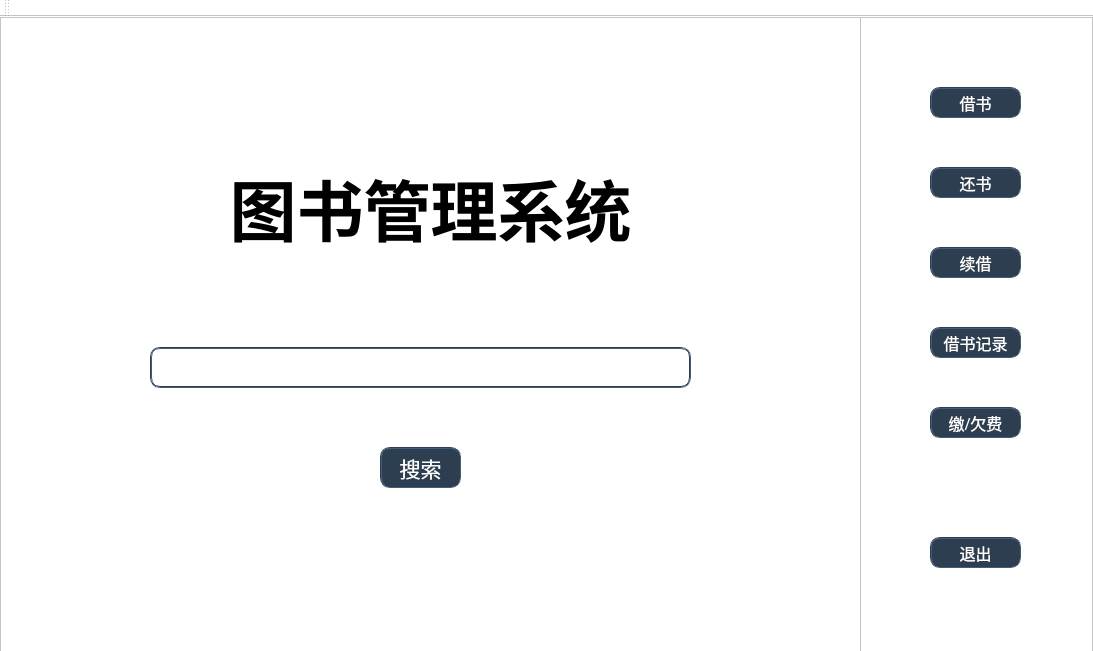
BookMangeTeam/bookmanage, file abc/mainwindow.ui: the form before one commit.
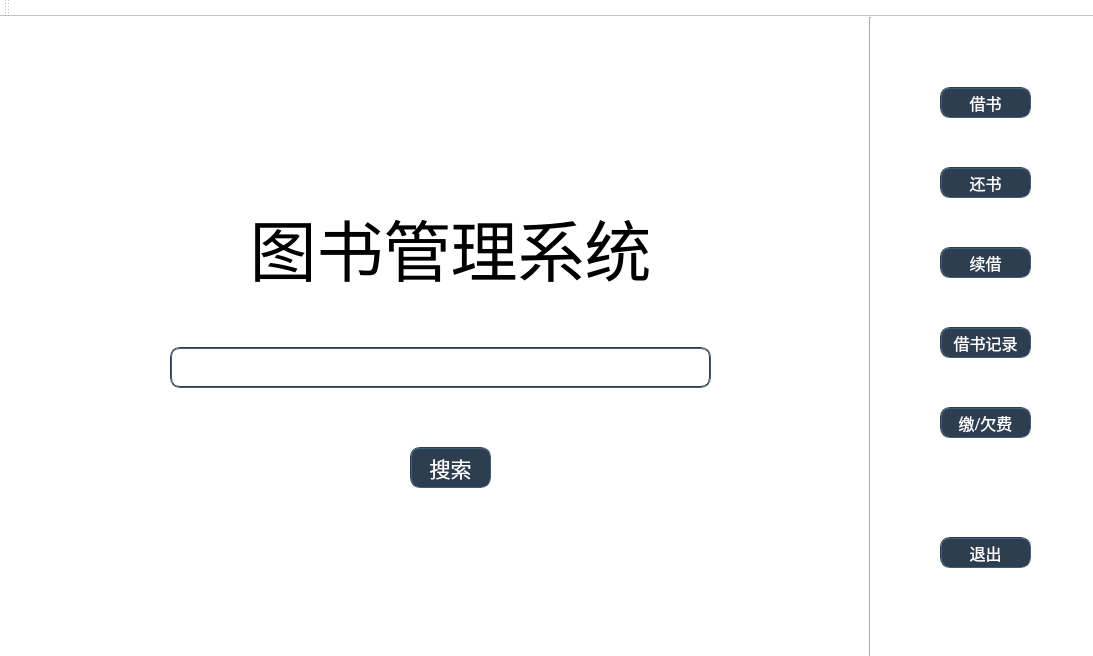
The form after the commit. The open tabs and pages were chosen to show the change. Icons and pictures are not drawn.

Patch:
```diff
--- a/abc/mainwindow.ui
+++ b/abc/mainwindow.ui
@@ -7,7 +7,7 @@
     <x>0</x>
     <y>0</y>
     <width>1093</width>
-    <height>651</height>
+    <height>656</height>
    </rect>
   </property>
   <property name="sizePolicy">
@@ -38,232 +38,27 @@
    <string notr="true">background-color:#fff</string>
   </property>
   <widget class="QWidget" name="centralWidget">
-   <widget class="QFrame" name="mainWindowBackgroundFrame1">
-    <property name="geometry">
-     <rect>
-      <x>860</x>
-      <y>0</y>
-      <width>233</width>
-      <height>641</height>
-     </rect>
-    </property>
-    <property name="autoFillBackground">
-     <bool>false</bool>
-    </property>
-    <property name="styleSheet">
-     <string notr="true">#mainWindowBackgroundFrame1
-{
-border-image: url(:/3.jpg);
-}</string>
-    </property>
-    <property name="frameShape">
-     <enum>QFrame::StyledPanel</enum>
-    </property>
-    <property name="frameShadow">
-     <enum>QFrame::Raised</enum>
-    </property>
-    <widget class="QPushButton" name="borrowButton">
-     <property name="geometry">
-      <rect>
-       <x>70</x>
-       <y>70</y>
-       <width>91</width>
-       <height>31</height>
-      </rect>
-     </property>
-     <property name="font">
-      <font>
-       <family>等线</family>
-       <pointsize>12</pointsize>
-       <weight>50</weight>
-       <bold>false</bold>
-      </font>
-     </property>
-     <property name="cursor">
-      <cursorShape>PointingHandCursor</cursorShape>
-     </property>
-     <property name="styleSheet">
-      <string notr="true">border:2px groove rgb(44, 62, 80);border-radius:10px;padding:2px 4px;background-color:rgb(44, 62, 80);color:#fff;</string>
-     </property>
-     <property name="text">
-      <string>借书</string>
-     </property>
-    </widget>
-    <widget class="QPushButton" name="repayButton">
-     <property name="geometry">
-      <rect>
-       <x>70</x>
-       <y>150</y>
-       <width>91</width>
-       <height>31</height>
-      </rect>
-     </property>
-     <property name="font">
-      <font>
-       <family>等线</family>
-       <pointsize>12</pointsize>
-       <weight>50</weight>
-       <bold>false</bold>
-      </font>
-     </property>
-     <property name="cursor">
-      <cursorShape>PointingHandCursor</cursorShape>
-     </property>
-     <property name="styleSheet">
-      <string notr="true">border:2px groove rgb(44, 62, 80);border-radius:10px;padding:2px 4px;background-color:rgb(44, 62, 80);color:#fff;</string>
-     </property>
-     <property name="text">
-      <string>还书</string>
-     </property>
-    </widget>
-    <widget class="QPushButton" name="quitButton">
-     <property name="geometry">
-      <rect>
-       <x>70</x>
-       <y>520</y>
-       <width>91</width>
-       <height>31</height>
-      </rect>
-     </property>
-     <property name="font">
-      <font>
-       <family>等线</family>
-       <pointsize>12</pointsize>
-       <weight>50</weight>
-       <bold>false</bold>
-      </font>
-     </property>
-     <property name="cursor">
-      <cursorShape>PointingHandCursor</cursorShape>
-     </property>
-     <property name="styleSheet">
-      <string notr="true">border:2px groove rgb(44, 62, 80);border-radius:10px;padding:2px 4px;background-color:rgb(44, 62, 80);color:#fff;</string>
-     </property>
-     <property name="text">
-      <string>退出</string>
-     </property>
-    </widget>
-    <widget class="QPushButton" name="renewButton">
-     <property name="geometry">
-      <rect>
-       <x>70</x>
-       <y>230</y>
-       <width>91</width>
-       <height>31</height>
-      </rect>
-     </property>
-     <property name="font">
-      <font>
-       <family>等线</family>
-       <pointsize>12</pointsize>
-       <weight>50</weight>
-       <bold>false</bold>
-      </font>
-     </property>
-     <property name="cursor">
-      <cursorShape>PointingHandCursor</cursorShape>
-     </property>
-     <property name="styleSheet">
-      <string notr="true">border:2px groove rgb(44, 62, 80);border-radius:10px;padding:2px 4px;background-color:rgb(44, 62, 80);color:#fff;</string>
-     </property>
-     <property name="text">
-      <string>续借</string>
-     </property>
-    </widget>
-    <widget class="QPushButton" name="borrowRecordButton">
-     <property name="geometry">
-      <rect>
-       <x>70</x>
-       <y>310</y>
-       <width>91</width>
-       <height>31</height>
-      </rect>
-     </property>
-     <property name="font">
-      <font>
-       <family>等线</family>
-       <pointsize>12</pointsize>
-       <weight>50</weight>
-       <bold>false</bold>
-      </font>
-     </property>
-     <property name="cursor">
-      <cursorShape>PointingHandCursor</cursorShape>
-     </property>
-     <property name="styleSheet">
-      <string notr="true">border:2px groove rgb(44, 62, 80);border-radius:10px;padding:2px 4px;background-color:rgb(44, 62, 80);color:#fff;</string>
-     </property>
-     <property name="text">
-      <string>借书记录</string>
-     </property>
-    </widget>
-    <widget class="QPushButton" name="moneyBotton">
-     <property name="geometry">
-      <rect>
-       <x>70</x>
-       <y>390</y>
-       <width>91</width>
-       <height>31</height>
-      </rect>
-     </property>
-     <property name="font">
-      <font>
-       <family>等线</family>
-       <pointsize>12</pointsize>
-       <weight>50</weight>
-       <bold>false</bold>
-      </font>
-     </property>
-     <property name="cursor">
-      <cursorShape>PointingHandCursor</cursorShape>
-     </property>
-     <property name="styleSheet">
-      <string notr="true">border:2px groove rgb(44, 62, 80);border-radius:10px;padding:2px 4px;background-color:rgb(44, 62, 80);color:#fff;</string>
-     </property>
-     <property name="text">
-      <string>缴/欠费</string>
-     </property>
-    </widget>
-   </widget>
    <widget class="QStackedWidget" name="stackedWidgetPermary">
     <property name="geometry">
      <rect>
-      <x>0</x>
+      <x>10</x>
       <y>0</y>
-      <width>861</width>
-      <height>641</height>
+      <width>851</width>
+      <height>661</height>
      </rect>
     </property>
     <property name="styleSheet">
-     <string notr="true"/>
+     <string notr="true">background:#fff</string>
     </property>
     <property name="currentIndex">
-     <number>4</number>
+     <number>0</number>
     </property>
     <widget class="QWidget" name="page">
-     <widget class="QFrame" name="mainWindowBackGroundFrame2">
-      <property name="geometry">
-       <rect>
-        <x>0</x>
-        <y>0</y>
-        <width>861</width>
-        <height>641</height>
-       </rect>
-      </property>
-      <property name="styleSheet">
-       <string notr="true"/>
-      </property>
-      <property name="frameShape">
-       <enum>QFrame::StyledPanel</enum>
-      </property>
-      <property name="frameShadow">
-       <enum>QFrame::Raised</enum>
-      </property>
       <widget class="QLabel" name="name">
        <property name="geometry">
         <rect>
-         <x>170</x>
-         <y>120</y>
+        <x>180</x>
+        <y>160</y>
          <width>521</width>
          <height>141</height>
         </rect>
@@ -272,8 +67,8 @@
         <font>
          <family>等线</family>
          <pointsize>50</pointsize>
-         <weight>75</weight>
-         <bold>true</bold>
+        <weight>50</weight>
+        <bold>false</bold>
         </font>
        </property>
        <property name="autoFillBackground">
@@ -289,7 +84,7 @@
       <widget class="QLineEdit" name="searchLineEditPermary">
        <property name="geometry">
         <rect>
-         <x>150</x>
+        <x>160</x>
          <y>330</y>
          <width>541</width>
          <height>41</height>
@@ -302,7 +97,7 @@
       <widget class="QPushButton" name="searchButtonPermary">
        <property name="geometry">
         <rect>
-         <x>380</x>
+        <x>400</x>
          <y>430</y>
          <width>81</width>
          <height>41</height>
@@ -327,7 +122,6 @@
        </property>
       </widget>
      </widget>
-    </widget>
     <widget class="QWidget" name="page_2">
      <widget class="QFrame" name="mainWindowBackGroundFrame3">
       <property name="geometry">
@@ -651,7 +445,7 @@
        </rect>
       </property>
       <property name="styleSheet">
-       <string notr="true"/>
+       <string notr="true">background:#fff</string>
       </property>
       <property name="frameShape">
        <enum>QFrame::StyledPanel</enum>
@@ -712,10 +506,7 @@
        </rect>
       </property>
       <property name="styleSheet">
-       <string notr="true">#mainWindowBackGroundFrame7
-{
-	border-image: url(:/6.png);
-}</string>
+       <string notr="true">background:#fff</string>
       </property>
       <property name="frameShape">
        <enum>QFrame::StyledPanel</enum>
@@ -852,6 +643,181 @@
      </widget>
     </widget>
    </widget>
+   <widget class="QPushButton" name="quitButton">
+    <property name="geometry">
+     <rect>
+      <x>940</x>
+      <y>520</y>
+      <width>91</width>
+      <height>31</height>
+     </rect>
+    </property>
+    <property name="font">
+     <font>
+      <family>等线</family>
+      <pointsize>12</pointsize>
+      <weight>50</weight>
+      <bold>false</bold>
+     </font>
+    </property>
+    <property name="cursor">
+     <cursorShape>PointingHandCursor</cursorShape>
+    </property>
+    <property name="styleSheet">
+     <string notr="true">border:2px groove rgb(44, 62, 80);border-radius:10px;padding:2px 4px;background-color:rgb(44, 62, 80);color:#fff;</string>
+    </property>
+    <property name="text">
+     <string>退出</string>
+    </property>
+   </widget>
+   <widget class="QPushButton" name="renewButton">
+    <property name="geometry">
+     <rect>
+      <x>940</x>
+      <y>230</y>
+      <width>91</width>
+      <height>31</height>
+     </rect>
+    </property>
+    <property name="font">
+     <font>
+      <family>等线</family>
+      <pointsize>12</pointsize>
+      <weight>50</weight>
+      <bold>false</bold>
+     </font>
+    </property>
+    <property name="cursor">
+     <cursorShape>PointingHandCursor</cursorShape>
+    </property>
+    <property name="styleSheet">
+     <string notr="true">border:2px groove rgb(44, 62, 80);border-radius:10px;padding:2px 4px;background-color:rgb(44, 62, 80);color:#fff;</string>
+    </property>
+    <property name="text">
+     <string>续借</string>
+    </property>
+   </widget>
+   <widget class="QPushButton" name="repayButton">
+    <property name="geometry">
+     <rect>
+      <x>940</x>
+      <y>150</y>
+      <width>91</width>
+      <height>31</height>
+     </rect>
+    </property>
+    <property name="font">
+     <font>
+      <family>等线</family>
+      <pointsize>12</pointsize>
+      <weight>50</weight>
+      <bold>false</bold>
+     </font>
+    </property>
+    <property name="cursor">
+     <cursorShape>PointingHandCursor</cursorShape>
+    </property>
+    <property name="styleSheet">
+     <string notr="true">border:2px groove rgb(44, 62, 80);border-radius:10px;padding:2px 4px;background-color:rgb(44, 62, 80);color:#fff;</string>
+    </property>
+    <property name="text">
+     <string>还书</string>
+    </property>
+   </widget>
+   <widget class="QPushButton" name="borrowRecordButton">
+    <property name="geometry">
+     <rect>
+      <x>940</x>
+      <y>310</y>
+      <width>91</width>
+      <height>31</height>
+     </rect>
+    </property>
+    <property name="font">
+     <font>
+      <family>等线</family>
+      <pointsize>12</pointsize>
+      <weight>50</weight>
+      <bold>false</bold>
+     </font>
+    </property>
+    <property name="cursor">
+     <cursorShape>PointingHandCursor</cursorShape>
+    </property>
+    <property name="styleSheet">
+     <string notr="true">border:2px groove rgb(44, 62, 80);border-radius:10px;padding:2px 4px;background-color:rgb(44, 62, 80);color:#fff;</string>
+    </property>
+    <property name="text">
+     <string>借书记录</string>
+    </property>
+   </widget>
+   <widget class="QPushButton" name="borrowButton">
+    <property name="geometry">
+     <rect>
+      <x>940</x>
+      <y>70</y>
+      <width>91</width>
+      <height>31</height>
+     </rect>
+    </property>
+    <property name="font">
+     <font>
+      <family>等线</family>
+      <pointsize>12</pointsize>
+      <weight>50</weight>
+      <bold>false</bold>
+     </font>
+    </property>
+    <property name="cursor">
+     <cursorShape>PointingHandCursor</cursorShape>
+    </property>
+    <property name="styleSheet">
+     <string notr="true">border:2px groove rgb(44, 62, 80);border-radius:10px;padding:2px 4px;background-color:rgb(44, 62, 80);color:#fff;</string>
+    </property>
+    <property name="text">
+     <string>借书</string>
+    </property>
+   </widget>
+   <widget class="QPushButton" name="moneyBotton">
+    <property name="geometry">
+     <rect>
+      <x>940</x>
+      <y>390</y>
+      <width>91</width>
+      <height>31</height>
+     </rect>
+    </property>
+    <property name="font">
+     <font>
+      <family>等线</family>
+      <pointsize>12</pointsize>
+      <weight>50</weight>
+      <bold>false</bold>
+     </font>
+    </property>
+    <property name="cursor">
+     <cursorShape>PointingHandCursor</cursorShape>
+    </property>
+    <property name="styleSheet">
+     <string notr="true">border:2px groove rgb(44, 62, 80);border-radius:10px;padding:2px 4px;background-color:rgb(44, 62, 80);color:#fff;</string>
+    </property>
+    <property name="text">
+     <string>缴/欠费</string>
+    </property>
+   </widget>
+   <widget class="Line" name="line">
+    <property name="geometry">
+     <rect>
+      <x>860</x>
+      <y>0</y>
+      <width>21</width>
+      <height>641</height>
+     </rect>
+    </property>
+    <property name="orientation">
+     <enum>Qt::Vertical</enum>
+    </property>
+   </widget>
   </widget>
   <widget class="QToolBar" name="mainToolBar">
    <attribute name="toolBarArea">
```
Lines whose indentation alone changed are shown as unchanged.
